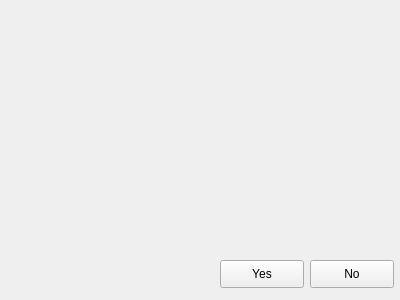
Old version of the form Freechat/duinterface.ui in the repository bogdyname/Freechat-Linux.
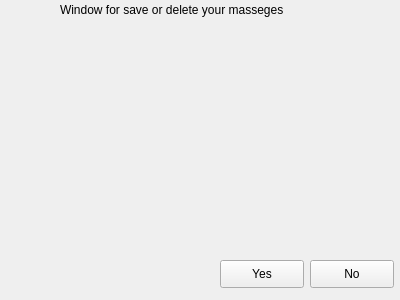
New version of the form.

Commit message: update - ui_duinterface -- added label for masseg - duiterface.h/cpp -- refactoring two varaibles into funs -- added fun in source file (not done)

```diff
--- a/Freechat/duinterface.ui
+++ b/Freechat/duinterface.ui
@@ -39,6 +39,19 @@
     <string>No</string>
    </property>
   </widget>
+  <widget class="QLabel" name="SaveLabel">
+   <property name="geometry">
+    <rect>
+     <x>60</x>
+     <y>0</y>
+     <width>281</width>
+     <height>20</height>
+    </rect>
+   </property>
+   <property name="text">
+    <string>Window for save or delete your masseges</string>
+   </property>
+  </widget>
  </widget>
  <resources/>
  <connections/>
```
The commit also changes 2 other files.
